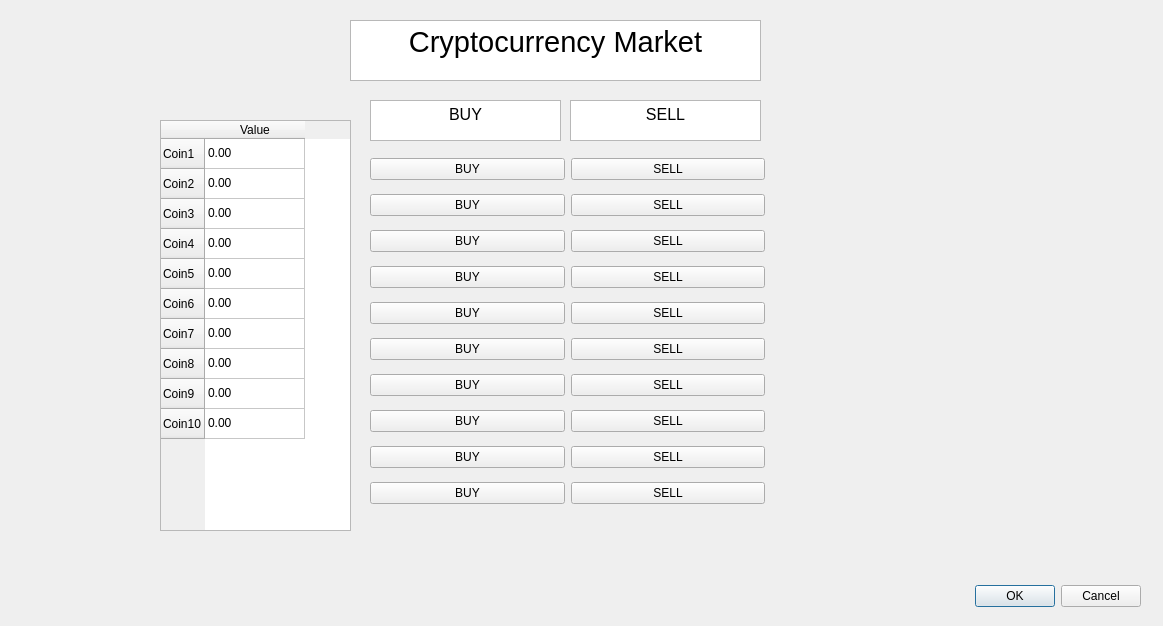
Above: GameWindowScreen/cryptocurrencymarket.ui from sj43/hackricecryptogame before the change. Below: the same form after it.
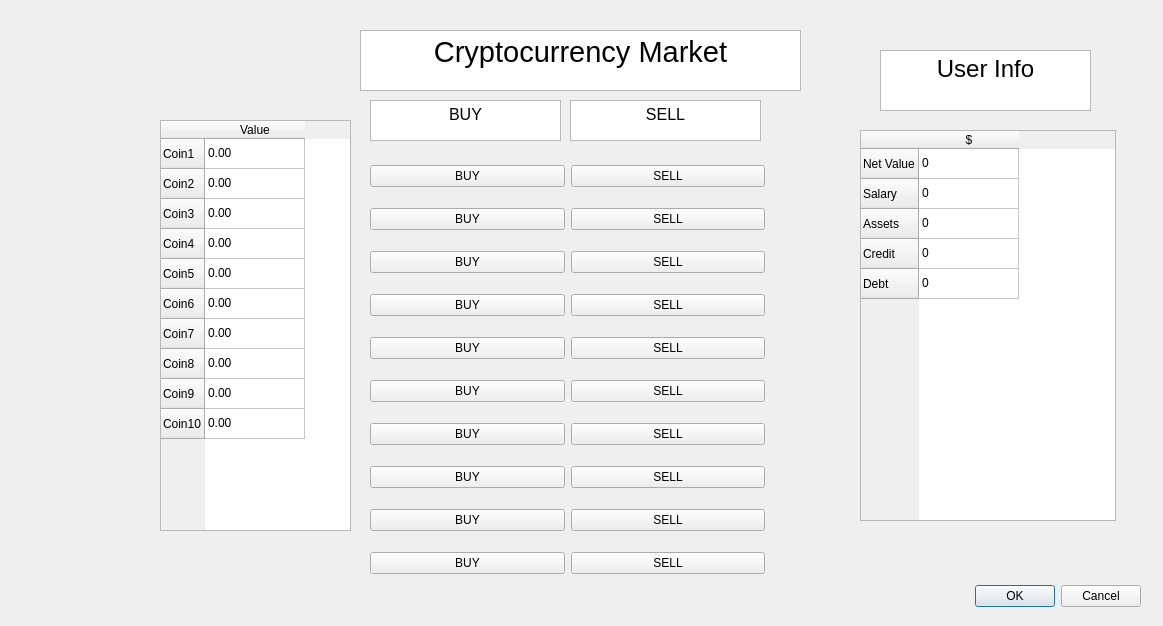
That is the form after the change.

The edit to the form file:
```diff
--- a/GameWindowScreen/cryptocurrencymarket.ui
+++ b/GameWindowScreen/cryptocurrencymarket.ui
@@ -29,23 +29,6 @@
     <set>QDialogButtonBox::Cancel|QDialogButtonBox::Ok</set>
    </property>
   </widget>
-  <widget class="QTextEdit" name="textEdit">
-   <property name="geometry">
-    <rect>
-     <x>350</x>
-     <y>20</y>
-     <width>411</width>
-     <height>61</height>
-    </rect>
-   </property>
-   <property name="html">
-    <string>&lt;!DOCTYPE HTML PUBLIC &quot;-//W3C//DTD HTML 4.0//EN&quot; &quot;http://www.w3.org/TR/REC-html40/strict.dtd&quot;&gt;
-&lt;html&gt;&lt;head&gt;&lt;meta name=&quot;qrichtext&quot; content=&quot;1&quot; /&gt;&lt;style type=&quot;text/css&quot;&gt;
-p, li { white-space: pre-wrap; }
-&lt;/style&gt;&lt;/head&gt;&lt;body style=&quot; font-family:'Gulim'; font-size:9pt; font-weight:400; font-style:normal;&quot;&gt;
-&lt;p align=&quot;center&quot; style=&quot; margin-top:0px; margin-bottom:0px; margin-left:0px; margin-right:0px; -qt-block-indent:0; text-indent:0px;&quot;&gt;&lt;span style=&quot; font-size:22pt;&quot;&gt;Cryptocurrency Market&lt;/span&gt;&lt;/p&gt;&lt;/body&gt;&lt;/html&gt;</string>
-   </property>
-  </widget>
   <widget class="QTableWidget" name="tableWidget">
    <property name="geometry">
     <rect>
@@ -167,7 +150,7 @@
      <x>370</x>
      <y>150</y>
      <width>395</width>
-     <height>371</height>
+     <height>439</height>
     </rect>
    </property>
    <layout class="QGridLayout" name="gridLayout">
@@ -313,7 +296,89 @@
     </item>
    </layout>
   </widget>
-  <widget class="QTextEdit" name="textEdit_2">
+  <widget class="QTableWidget" name="tableWidget_2">
+   <property name="geometry">
+    <rect>
+     <x>860</x>
+     <y>130</y>
+     <width>256</width>
+     <height>391</height>
+    </rect>
+   </property>
+   <row>
+    <property name="text">
+     <string>Net Value</string>
+    </property>
+   </row>
+   <row>
+    <property name="text">
+     <string>Salary</string>
+    </property>
+   </row>
+   <row>
+    <property name="text">
+     <string>Assets</string>
+    </property>
+   </row>
+   <row>
+    <property name="text">
+     <string>Credit</string>
+    </property>
+   </row>
+   <row>
+    <property name="text">
+     <string>Debt</string>
+    </property>
+   </row>
+   <column>
+    <property name="text">
+     <string>$</string>
+    </property>
+   </column>
+   <item row="0" column="0">
+    <property name="text">
+     <string>0</string>
+    </property>
+   </item>
+   <item row="1" column="0">
+    <property name="text">
+     <string>0</string>
+    </property>
+   </item>
+   <item row="2" column="0">
+    <property name="text">
+     <string>0</string>
+    </property>
+   </item>
+   <item row="3" column="0">
+    <property name="text">
+     <string>0</string>
+    </property>
+   </item>
+   <item row="4" column="0">
+    <property name="text">
+     <string>0</string>
+    </property>
+   </item>
+  </widget>
+  <widget class="QTextBrowser" name="textBrowser">
+   <property name="geometry">
+    <rect>
+     <x>360</x>
+     <y>30</y>
+     <width>441</width>
+     <height>61</height>
+    </rect>
+   </property>
+   <property name="html">
+    <string>&lt;!DOCTYPE HTML PUBLIC &quot;-//W3C//DTD HTML 4.0//EN&quot; &quot;http://www.w3.org/TR/REC-html40/strict.dtd&quot;&gt;
+&lt;html&gt;&lt;head&gt;&lt;meta name=&quot;qrichtext&quot; content=&quot;1&quot; /&gt;&lt;style type=&quot;text/css&quot;&gt;
+p, li { white-space: pre-wrap; }
+&lt;/style&gt;&lt;/head&gt;&lt;body style=&quot; font-family:'Gulim'; font-size:9pt; font-weight:400; font-style:normal;&quot;&gt;
+&lt;p align=&quot;center&quot; style=&quot; margin-top:0px; margin-bottom:0px; margin-left:0px; margin-right:0px; -qt-block-indent:0; text-indent:0px;&quot;&gt;&lt;span style=&quot; font-size:22pt;&quot;&gt;Cryptocurrency Market&lt;/span&gt;&lt;/p&gt;&lt;/body&gt;&lt;/html&gt;</string>
+   </property>
+  </widget>
+  <widget class="QTextBrowser" name="textBrowser_2">
    <property name="geometry">
     <rect>
      <x>370</x>
@@ -347,6 +412,23 @@
 &lt;p align=&quot;center&quot; style=&quot; margin-top:0px; margin-bottom:0px; margin-left:0px; margin-right:0px; -qt-block-indent:0; text-indent:0px;&quot;&gt;&lt;span style=&quot; font-size:12pt;&quot;&gt;SELL&lt;/span&gt;&lt;/p&gt;&lt;/body&gt;&lt;/html&gt;</string>
    </property>
   </widget>
+  <widget class="QTextBrowser" name="textBrowser_4">
+   <property name="geometry">
+    <rect>
+     <x>880</x>
+     <y>50</y>
+     <width>211</width>
+     <height>61</height>
+    </rect>
+   </property>
+   <property name="html">
+    <string>&lt;!DOCTYPE HTML PUBLIC &quot;-//W3C//DTD HTML 4.0//EN&quot; &quot;http://www.w3.org/TR/REC-html40/strict.dtd&quot;&gt;
+&lt;html&gt;&lt;head&gt;&lt;meta name=&quot;qrichtext&quot; content=&quot;1&quot; /&gt;&lt;style type=&quot;text/css&quot;&gt;
+p, li { white-space: pre-wrap; }
+&lt;/style&gt;&lt;/head&gt;&lt;body style=&quot; font-family:'Gulim'; font-size:9pt; font-weight:400; font-style:normal;&quot;&gt;
+&lt;p align=&quot;center&quot; style=&quot; margin-top:0px; margin-bottom:0px; margin-left:0px; margin-right:0px; -qt-block-indent:0; text-indent:0px;&quot;&gt;&lt;span style=&quot; font-size:18pt;&quot;&gt;User Info&lt;/span&gt;&lt;/p&gt;&lt;/body&gt;&lt;/html&gt;</string>
+   </property>
+  </widget>
  </widget>
  <resources/>
  <connections>
```
Left out of the diff: 30 changed lines with no effect on the pictures.
